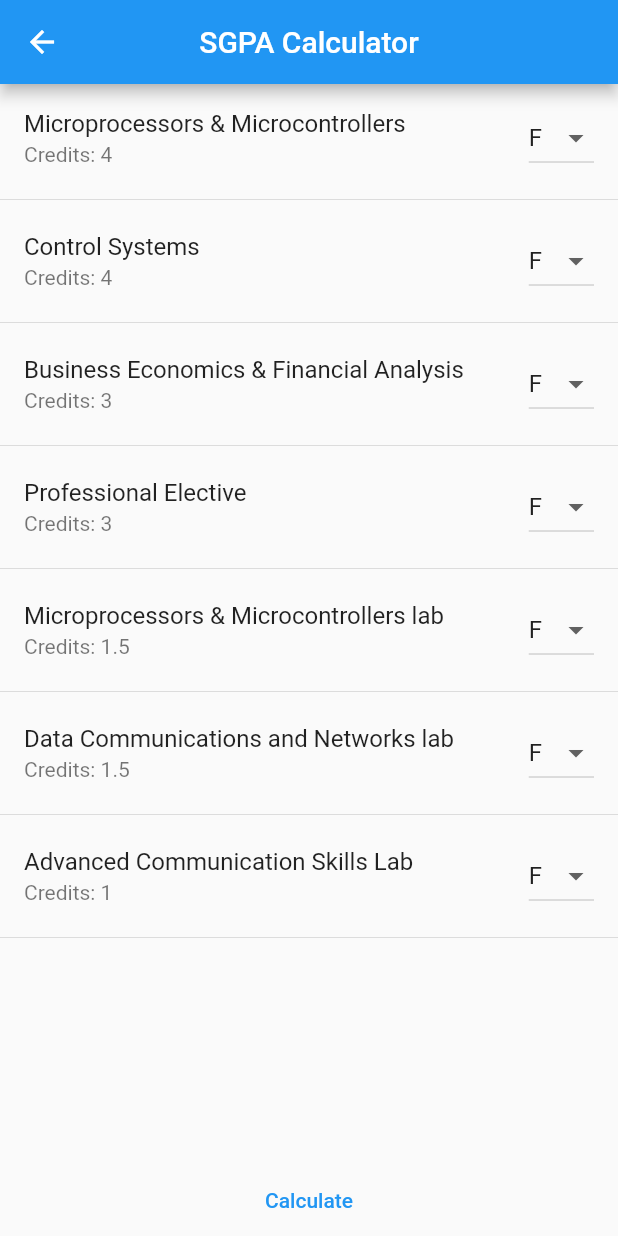
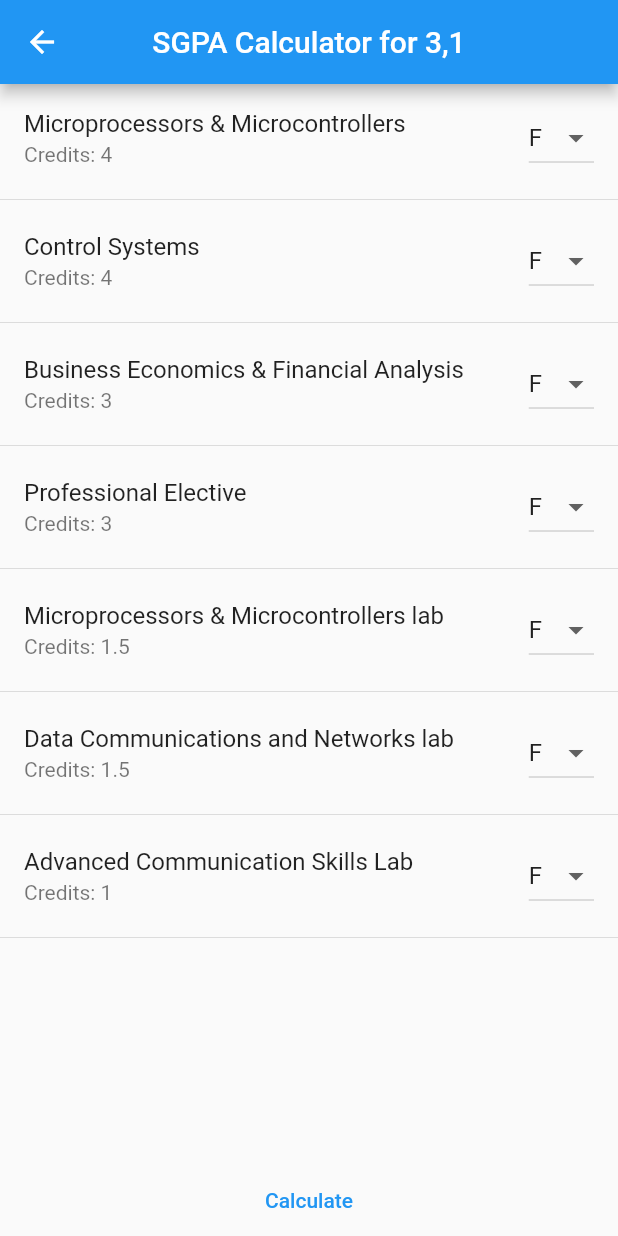
Before and after one commit to hemanth-kotagiri/sgpa-calculator, a Flutter app: the screen it shows after launch, after a tap on "Electronics and Communication Engineerin", on a phone screen of 412 x 824 dp. Run offline on Flutter 3.47's test engine with Material 2 defaults, Android fonts, the phone set to English and light mode, and no system bars; network calls fail.

Commit message:
Add colors to icons

```diff
--- a/lib/NavBar.dart
+++ b/lib/NavBar.dart
@@ -26,7 +26,10 @@ class NavBar extends StatelessWidget {
             ),
           ),
           ListTile(
-            leading: Icon(Icons.code_rounded),
+            leading: Icon(
+              Icons.code_rounded,
+              color: Colors.black,
+            ),
             title: Text("Open Source App"),
             subtitle: Text("Tap to go to repository"),
             onTap: () {
@@ -34,7 +37,10 @@ class NavBar extends StatelessWidget {
             },
           ),
           ListTile(
-            leading: Icon(Icons.person),
+            leading: Icon(
+              Icons.person,
+              color: Colors.black,
+            ),
             title: Text("Hemanth Kotagiri"),
             subtitle: Text("Developer"),
             onTap: () {
@@ -42,12 +48,18 @@ class NavBar extends StatelessWidget {
             },
           ),
           ListTile(
-            leading: Icon(Icons.email),
+            leading: Icon(
+              Icons.email,
+              color: Colors.black,
+            ),
             title: Text("Email"),
             subtitle: Text("hemanth.kotagiri43@gmail.com"),
           ),
           ListTile(
-            leading: Icon(Icons.animation),
+            leading: Icon(
+              Icons.animation,
+              color: Colors.black,
+            ),
             title: Text("License"),
             subtitle: Text("MIT"),
           ),
--- a/lib/courses.dart
+++ b/lib/courses.dart
@@ -1,3 +1,5 @@
+import 'dart:ui';
+
 import 'package:flutter/material.dart';
 import 'package:sgpa_calc/NavBar.dart';
 
@@ -90,7 +92,7 @@ class _CoursesWidgetState extends State<CoursesWidget> {
         .push(MaterialPageRoute(builder: (BuildContext context) {
       return Scaffold(
         appBar: AppBar(
-          title: Text("SGPA Calculator"),
+          title: Text("SGPA Calculator for 3,1"),
           centerTitle: true,
         ),
         body: BuildCoursesList(grades: _grades, courses: courses),
@@ -137,7 +139,8 @@ class _BuildCoursesListState extends State<BuildCoursesList> {
         context: context,
         builder: (context) {
           return AlertDialog(
-            title: Text("Your SGPA is : $gpa"),
+            // backgroundColor: Colors.blueAccent,
+            title: Text("Calculated SGPA : $gpa"),
           );
         });
   }
```
